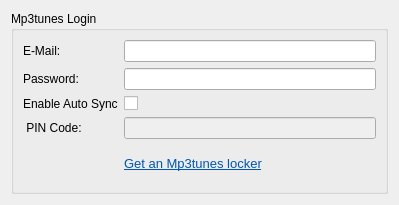
This is src/services/mp3tunes/Mp3tunesConfigWidget.ui in KDE/amarok as Qt 5 draws it before an edit. The edited form follows.
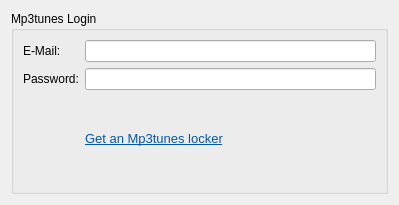
This is the edited form.

Commit message: Hide options in the mp3tunes config dialog until the features are fully supported.

```diff
--- a/src/services/mp3tunes/Mp3tunesConfigWidget.ui
+++ b/src/services/mp3tunes/Mp3tunesConfigWidget.ui
@@ -36,7 +36,7 @@
       <item row="1" column="1" >
        <widget class="QLineEdit" name="passwordEdit" />
       </item>
-      <item row="2" column="1" >
+<!--      <item row="2" column="1" >
        <widget class="QCheckBox" name="enableHarmony" >
         <property name="toolTip" >
          <string>AutoSync is a feature from MP3tunes which allows you to automatically move your music between computers and devices.</string>
@@ -72,7 +72,7 @@
          <bool>true</bool>
         </property>
        </widget>
-      </item>
+      </item>-->
       <item row="4" column="1" >
        <widget class="QLabel" name="label_5" >
         <property name="sizePolicy" >
```
The commit also changes 1 other file.
